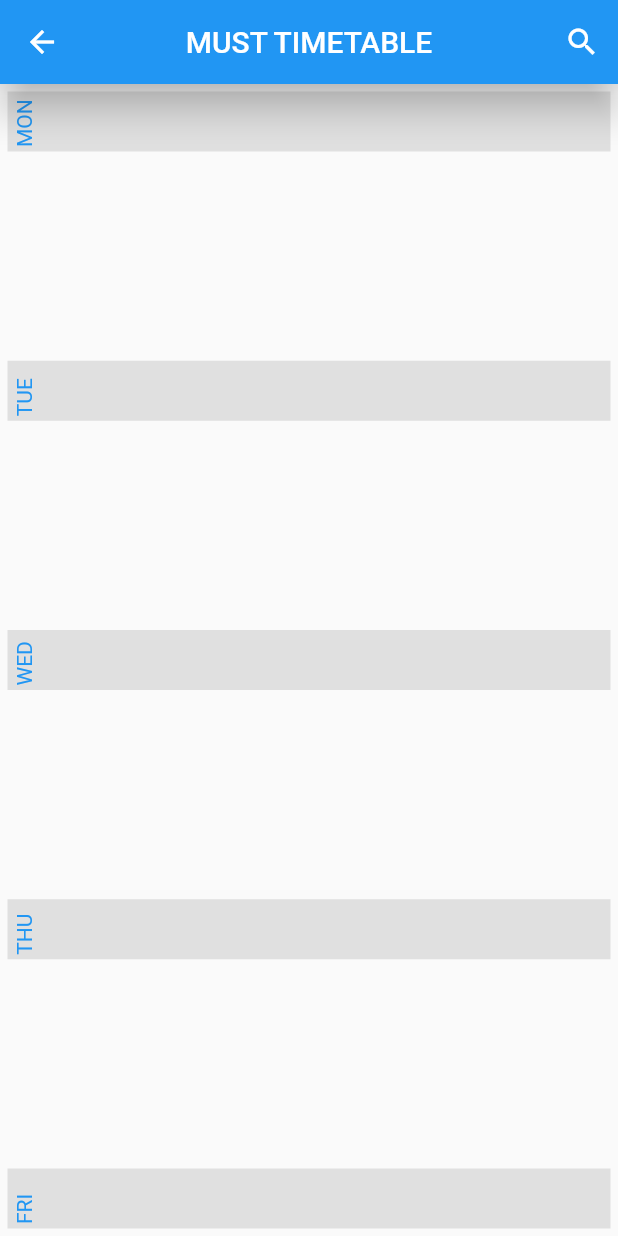
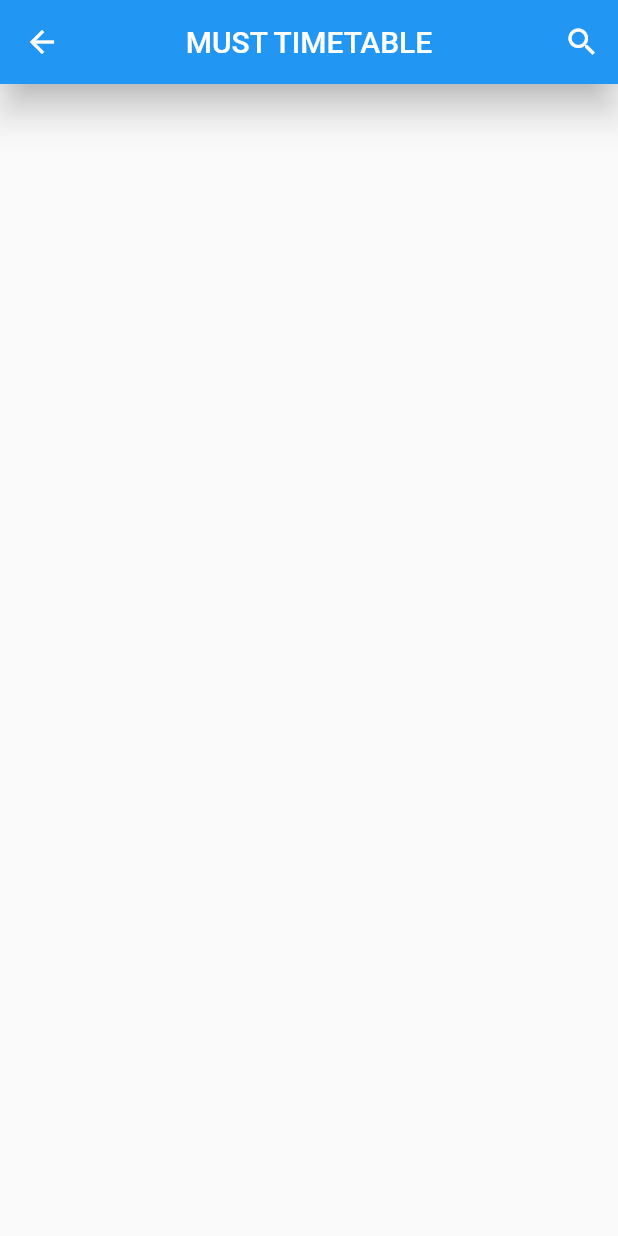
Before and after one commit to shadkasera/must_app, a Flutter app: the ShowTimetable screen opened directly, on a phone screen of 412 x 824 dp. Run offline on Flutter 3.47's test engine with Material 2 defaults, Android fonts, the phone set to English and light mode, and no system bars.

Commit message:
modified files

```diff
--- a/lib/home_screen.dart
+++ b/lib/home_screen.dart
@@ -1,6 +1,7 @@
 import 'package:flutter/material.dart';
 import 'package:must_app/lecturer_screen.dart';
 import 'package:must_app/room_screen.dart';
+import 'package:must_app/show_timetable_screen.dart';
 
 // ignore: camel_case_types
 class home_screen extends StatelessWidget {
@@ -146,7 +147,7 @@ class home_screen extends StatelessWidget {
                       Navigator.push(
                         context,
                         MaterialPageRoute(
-                          builder: (context) => const room_screen(),
+                          builder: (context) => const ShowTimetable(),
                         ),
                       );
                     },
@@ -164,7 +165,7 @@ class home_screen extends StatelessWidget {
                       Navigator.push(
                         context,
                         MaterialPageRoute(
-                          builder: (context) => const room_screen(),
+                          builder: (context) => const ShowTimetable(),
                         ),
                       );
                     },
@@ -183,7 +184,7 @@ class home_screen extends StatelessWidget {
                       Navigator.push(
                         context,
                         MaterialPageRoute(
-                          builder: (context) => const room_screen(),
+                          builder: (context) => const ShowTimetable(),
                         ),
                       );
                     },
@@ -201,7 +202,7 @@ class home_screen extends StatelessWidget {
                       Navigator.push(
                         context,
                         MaterialPageRoute(
-                          builder: (context) => const room_screen(),
+                          builder: (context) => const ShowTimetable(),
                         ),
                       );
                     },
@@ -241,7 +242,7 @@ class home_screen extends StatelessWidget {
                         Navigator.push(
                           context,
                           MaterialPageRoute(
-                            builder: (context) => const room_screen(),
+                            builder: (context) => const ShowTimetable(),
                           ),
                         );
                       },
@@ -274,7 +275,7 @@ class home_screen extends StatelessWidget {
                         Navigator.push(
                           context,
                           MaterialPageRoute(
-                            builder: (context) => const room_screen(),
+                            builder: (context) => const ShowTimetable(),
                           ),
                         );
                       },
@@ -307,7 +308,7 @@ class home_screen extends StatelessWidget {
                         Navigator.push(
                           context,
                           MaterialPageRoute(
-                            builder: (context) => const room_screen(),
+                            builder: (context) => const ShowTimetable(),
                           ),
                         );
                       },
@@ -340,7 +341,7 @@ class home_screen extends StatelessWidget {
                         Navigator.push(
                           context,
                           MaterialPageRoute(
-                            builder: (context) => const room_screen(),
+                            builder: (context) => const ShowTimetable(),
                           ),
                         );
                       },
--- a/lib/show_timetable_screen.dart
+++ b/lib/show_timetable_screen.dart
@@ -26,101 +26,8 @@ class ShowTimetable extends StatelessWidget {
           ),
           centerTitle: true,
         ),
-      body: Padding(
-        padding: const EdgeInsets.all(5.0),
-        child: Expanded(
-            child: Column(
-          mainAxisAlignment: MainAxisAlignment.spaceBetween,
-          children: [
 
-            Container(
-              height: 40,
-              width: double.infinity,
-              color: Colors.grey[300],
-              // ignore: prefer_const_constructors
-              child: Padding(
-                padding: const EdgeInsets.all(
-                3,
       ),
-                child: const RotatedBox(quarterTurns: 3,
-                  child: Text(
-                    'MON',
-                    style: TextStyle(color: Colors.blue),
-                  ),
-                ),
-              ),
-            ),
-            Container(
-              height: 40,
-              width: double.infinity,
-              color: Colors.grey[300],
-              // ignore: prefer_const_constructors
-              child: Padding(
-                padding: const EdgeInsets.all(
-                3,
-                ),
-                child: const RotatedBox(quarterTurns: 3,
-                  child: Text(
-                    'TUE',
-                    style: TextStyle(color: Colors.blue),
-                  ),
-                ),
-              ),
-            ),
-            Container(
-              height: 40,
-              width: double.infinity,
-              color: Colors.grey[300],
-              // ignore: prefer_const_constructors
-              child: Padding(
-                padding: const EdgeInsets.all(
-                3,
-                ),
-                child: const RotatedBox(quarterTurns: 3,
-                  child: Text(
-                    'WED',
-                    style: TextStyle(color: Colors.blue),
-                  ),
-                ),
-              ),
-            ),
-            Container(
-              height: 40,
-              width: double.infinity,
-              color: Colors.grey[300],
-              // ignore: prefer_const_constructors
-              child: Padding(
-                padding: const EdgeInsets.all(
-                3,
-                ),
-                child: const RotatedBox(quarterTurns: 3,
-                  child: Text(
-                    'THU',
-                    style: TextStyle(color: Colors.blue),
-                  ),
-                ),
-              ),
-            ),
-            Container(
-              height: 40,
-              width: double.infinity,
-              color: Colors.grey[300],
-              // ignore: prefer_const_constructors
-              child: Padding(
-                padding: const EdgeInsets.all(
-                3,
-                ),
-                child: const RotatedBox(quarterTurns: 3,
-                  child: Text(
-                    'FRI',
-                    style: TextStyle(color: Colors.blue),
-                  ),
-                ),
-              ),
-            ),
-          ],
-        )),
-      ),
-    ));
+    );
   }
 }
```
Lines whose indentation alone changed are shown as unchanged.
